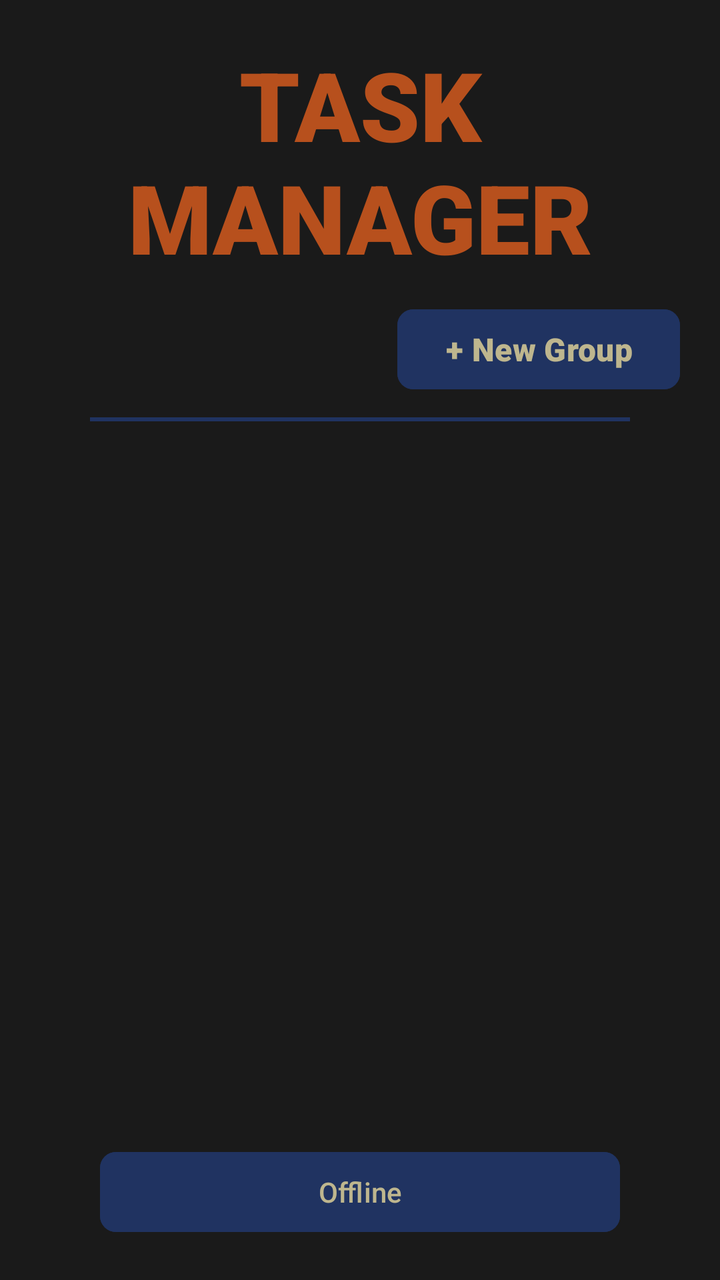
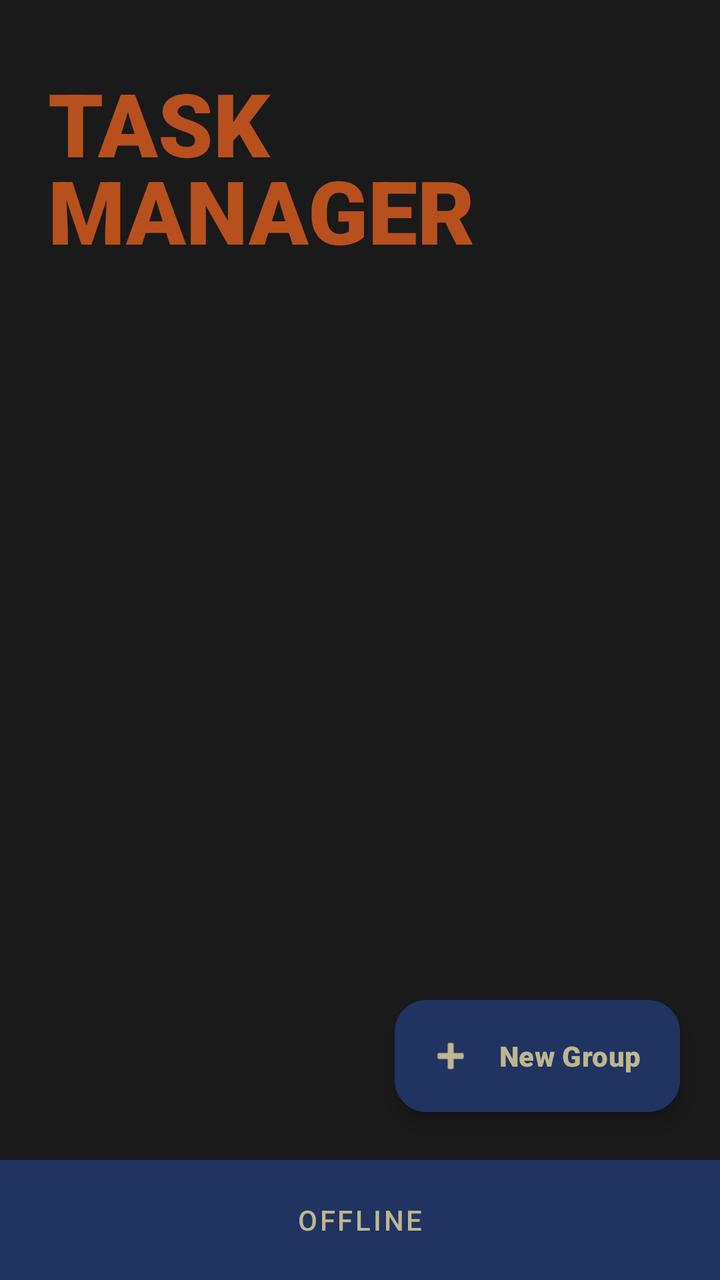

Before-and-after screenshots of an Android layout around one commit, followed by the original layout XML and the change that was made.
<!-- AndroidManifest.xml: application theme Theme.Class07 -->
<!-- res/layout/groups_layout.xml -->
<?xml version="1.0" encoding="utf-8"?>
<androidx.constraintlayout.widget.ConstraintLayout
    xmlns:android="http://schemas.android.com/apk/res/android"
    xmlns:app="http://schemas.android.com/apk/res-auto"
    xmlns:tools="http://schemas.android.com/tools"
    android:id="@+id/rootLayout"
    android:layout_width="match_parent"
    android:layout_height="match_parent"
    android:background="#1A1A1A"
    tools:context=".GroupsActivity">

    <TextView
        android:id="@+id/mainTitleTextView_id"
        android:layout_width="0dp"
        android:layout_height="wrap_content"
        android:layout_marginStart="20dp"
        android:layout_marginTop="20dp"
        android:layout_marginEnd="20dp"
        android:fontFamily="sans-serif-black"
        android:gravity="center"
        android:text="TASK MANAGER"
        android:textColor="#C9E25F1F"
        android:textSize="48sp"
        app:layout_constraintEnd_toEndOf="parent"
        app:layout_constraintStart_toStartOf="parent"
        app:layout_constraintTop_toTopOf="parent" />

    <Button
        android:id="@+id/newGroupButton_id"
        android:layout_width="wrap_content"
        android:layout_height="wrap_content"
        android:layout_marginTop="10dp"
        android:layout_marginEnd="20dp"
        android:backgroundTint="#203361"
        android:fontFamily="sans-serif-black"
        android:onClick="addNewGroup"
        android:text="+ New Group"
        android:textColor="#C9E9DA9B"
        android:textSize="16sp"
        app:cornerRadius="8dp"
        app:layout_constraintEnd_toEndOf="parent"
        app:layout_constraintTop_toBottomOf="@+id/mainTitleTextView_id" />

    <View
        android:id="@+id/mainSeparator_id"
        android:layout_width="0dp"
        android:layout_height="2dp"
        android:layout_marginStart="45dp"
        android:layout_marginTop="10dp"
        android:layout_marginEnd="45dp"
        android:background="#203361"
        app:layout_constraintEnd_toEndOf="parent"
        app:layout_constraintStart_toStartOf="parent"
        app:layout_constraintTop_toBottomOf="@+id/newGroupButton_id" />

    <androidx.recyclerview.widget.RecyclerView
        android:id="@+id/groupsRv_id"
        android:layout_width="0dp"
        android:layout_height="0dp"
        android:layout_marginStart="20dp"
        android:layout_marginTop="20dp"
        android:layout_marginEnd="20dp"
        android:layout_marginBottom="20dp"
        app:layout_constraintBottom_toTopOf="@+id/statusButton_id"
        app:layout_constraintEnd_toEndOf="parent"
        app:layout_constraintStart_toStartOf="parent"
        app:layout_constraintTop_toBottomOf="@+id/mainSeparator_id" />

    <Button
        android:id="@+id/statusButton_id"
        android:layout_width="0dp"
        android:layout_height="wrap_content"
        android:layout_marginStart="50dp"
        android:layout_marginEnd="50dp"
        android:layout_marginBottom="20dp"
        android:backgroundTint="#203361"
        android:gravity="center"
        android:text="Offline"
        android:textColor="#C9E9DA9B"
        app:cornerRadius="8dp"
        app:layout_constraintBottom_toBottomOf="parent"
        app:layout_constraintEnd_toEndOf="parent"
        app:layout_constraintStart_toStartOf="parent" />

</androidx.constraintlayout.widget.ConstraintLayout>
<!-- resources referenced by this layout -->
<resources>
  <style name="Theme.Class07" parent="Base.Theme.Class07" />
  <style name="Base.Theme.Class07" parent="Theme.Material3.DayNight.NoActionBar">
          
          
      </style>
</resources>

<!-- the commit's change to res/layout/groups_layout.xml (unified diff, before → after) -->
@@ -1,6 +1,5 @@
 <?xml version="1.0" encoding="utf-8"?>
-<androidx.constraintlayout.widget.ConstraintLayout
-    xmlns:android="http://schemas.android.com/apk/res/android"
+<androidx.constraintlayout.widget.ConstraintLayout xmlns:android="http://schemas.android.com/apk/res/android"
     xmlns:app="http://schemas.android.com/apk/res-auto"
     xmlns:tools="http://schemas.android.com/tools"
     android:id="@+id/rootLayout"
@@ -13,71 +12,59 @@
         android:id="@+id/mainTitleTextView_id"
         android:layout_width="0dp"
         android:layout_height="wrap_content"
-        android:layout_marginStart="20dp"
-        android:layout_marginTop="20dp"
-        android:layout_marginEnd="20dp"
+        android:layout_marginStart="24dp"
+        android:layout_marginTop="32dp"
+        android:layout_marginEnd="24dp"
         android:fontFamily="sans-serif-black"
-        android:gravity="center"
-        android:text="TASK MANAGER"
+        android:text="TASK\nMANAGER"
         android:textColor="#C9E25F1F"
-        android:textSize="48sp"
+        android:textSize="44sp"
+        android:lineSpacingExtra="-8dp"
         app:layout_constraintEnd_toEndOf="parent"
         app:layout_constraintStart_toStartOf="parent"
         app:layout_constraintTop_toTopOf="parent" />
 
-    <Button
+    <com.google.android.material.floatingactionbutton.ExtendedFloatingActionButton
         android:id="@+id/newGroupButton_id"
         android:layout_width="wrap_content"
         android:layout_height="wrap_content"
-        android:layout_marginTop="10dp"
         android:layout_marginEnd="20dp"
+        android:layout_marginBottom="24dp"
         android:backgroundTint="#203361"
         android:fontFamily="sans-serif-black"
         android:onClick="addNewGroup"
-        android:text="+ New Group"
+        android:text="New Group"
         android:textColor="#C9E9DA9B"
-        android:textSize="16sp"
-        app:cornerRadius="8dp"
-        app:layout_constraintEnd_toEndOf="parent"
-        app:layout_constraintTop_toBottomOf="@+id/mainTitleTextView_id" />
-
-    <View
-        android:id="@+id/mainSeparator_id"
-        android:layout_width="0dp"
-        android:layout_height="2dp"
-        android:layout_marginStart="45dp"
-        android:layout_marginTop="10dp"
-        android:layout_marginEnd="45dp"
-        android:background="#203361"
-        app:layout_constraintEnd_toEndOf="parent"
-        app:layout_constraintStart_toStartOf="parent"
-        app:layout_constraintTop_toBottomOf="@+id/newGroupButton_id" />
+        app:icon="@android:drawable/ic_input_add"
+        app:iconTint="#C9E9DA9B"
+        app:layout_constraintBottom_toTopOf="@+id/statusButton_id"
+        app:layout_constraintEnd_toEndOf="parent" />
 
     <androidx.recyclerview.widget.RecyclerView
         android:id="@+id/groupsRv_id"
         android:layout_width="0dp"
         android:layout_height="0dp"
         android:layout_marginStart="20dp"
-        android:layout_marginTop="20dp"
+        android:layout_marginTop="16dp"
         android:layout_marginEnd="20dp"
-        android:layout_marginBottom="20dp"
+        android:layout_marginBottom="10dp"
         app:layout_constraintBottom_toTopOf="@+id/statusButton_id"
         app:layout_constraintEnd_toEndOf="parent"
         app:layout_constraintStart_toStartOf="parent"
-        app:layout_constraintTop_toBottomOf="@+id/mainSeparator_id" />
+        app:layout_constraintTop_toBottomOf="@+id/mainTitleTextView_id" />
 
     <Button
         android:id="@+id/statusButton_id"
+        style="@style/Widget.MaterialComponents.Button.UnelevatedButton"
         android:layout_width="0dp"
-        android:layout_height="wrap_content"
-        android:layout_marginStart="50dp"
-        android:layout_marginEnd="50dp"
-        android:layout_marginBottom="20dp"
+        android:layout_height="60dp"
         android:backgroundTint="#203361"
-        android:gravity="center"
+        android:fontFamily="sans-serif-medium"
+        android:insetBottom="0dp"
+        android:insetTop="0dp"
         android:text="Offline"
         android:textColor="#C9E9DA9B"
-        app:cornerRadius="8dp"
+        app:cornerRadius="0dp"
         app:layout_constraintBottom_toBottomOf="parent"
         app:layout_constraintEnd_toEndOf="parent"
         app:layout_constraintStart_toStartOf="parent" />
